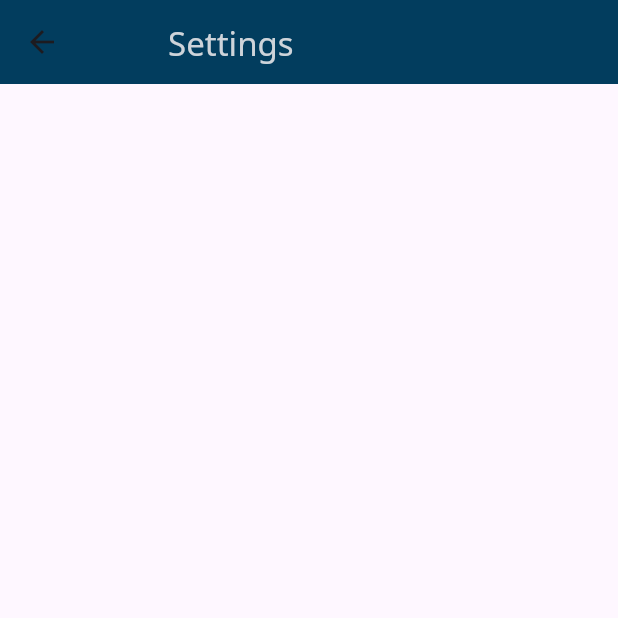
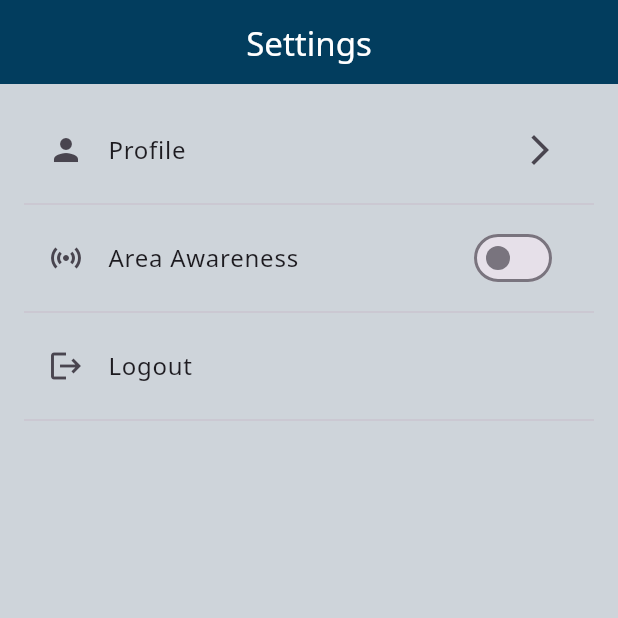
Before and after one commit to Tijanifareed/comms_bridge_frontend, a Flutter app: the SettingsScreen screen opened directly, on a phone screen of 412 x 824 dp, the top half of it. Run offline on Flutter 3.47's test engine with Material 3 defaults, Android fonts, the light colour scheme and no system bars; our stand-ins replace permission_handler, shared_preferences; missing offline and left inert: flutter_sound, jwt_decode; accounts and stored records are empty; network calls fail.

Commit message:
settings page done for now

```diff
--- /dev/null
+++ b/devtools_options.yaml
@@ -0,0 +1,4 @@
+description: This file stores settings for Dart & Flutter DevTools.
+documentation: https://docs.flutter.dev/tools/devtools/extensions#configure-extension-enablement-states
+extensions:
+  - provider: true
--- a/lib/screens/settings_screen.dart
+++ b/lib/screens/settings_screen.dart
@@ -7,25 +7,71 @@ class SettingsScreen extends StatefulWidget {
 }
 
 class _SettingsScreenState extends State<SettingsScreen> {
+  bool _isNotificationsEnabled = false;
+
   @override
   Widget build(BuildContext context) {
     return  Scaffold(
-          appBar: AppBar(
-            title: Text("       Settings",
+        backgroundColor: Color(0xffCED4DA),
+        appBar: AppBar(
+      automaticallyImplyLeading: false,
+      title: Text("Settings",
               style: TextStyle(
-                color: Color(0xffCED4DA),
+
+
+                color: Colors.white,
               ),
-              textAlign: TextAlign.center,
             ),
+
+            centerTitle: true,
             backgroundColor: Color(0xff023d5e),
           ),
           body: Padding(
               padding: const EdgeInsets.all(16.0),
             child: Column(
               crossAxisAlignment: CrossAxisAlignment.stretch,
-              children: [
-                    // ElevatedButton(onPressed: onPressed, child: child)
-              ],
+                children: [
+
+                  ListTile(
+                    leading: Icon(Icons.person), // Icon on the left
+                    title: Text('Profile'), // Main label
+                    trailing: Icon(Icons.arrow_forward_ios), // Arrow on the right
+                    onTap: () {
+                      print("Profile tapped");
+                    },
+                  ),
+                  Divider(),
+                  ListTile(
+                    leading: Icon(Icons.sensors), // Icon on the left
+                    title: Text('Area Awareness'), // Main label
+                    trailing: Switch(
+                      value: _isNotificationsEnabled,
+                      onChanged: (bool value) {
+                        // Step 3: Update the state when the switch is toggled
+                        setState(() {
+                          _isNotificationsEnabled = value;
+                        });
+                        print("Notifications Enabled: $value");
+                      },
+                    ),
+                    onTap: () {
+                      print("Notifications tapped");
+                    },
+                  ),
+                  Divider(),
+
+                  ListTile(
+                    leading: Icon(Icons.logout), // Icon on the left
+                    title: Text('Logout'), // Main label
+                    onTap: () {
+                      print("Login tapped");
+                    },
+                  ),
+                  Divider(), // Divider between items
+
+                  // Another Button
+
+                ],
             ),
           )
     );
--- a/lib/screens/voice_to_text_screen.dart
+++ b/lib/screens/voice_to_text_screen.dart
@@ -186,7 +186,6 @@ class _VoiceToTextScreenState extends State<VoiceToTextScreen> {
                     return Text(
                       'Hey ${snapshot.data}!',
                       style: TextStyle(color: Colors.white, fontSize: 24, fontWeight: FontWeight.bold,),
-
                       textAlign: TextAlign.center,
                     );
                   }
```
Also changed, not shown: lib/screens/home_screen.dart (+4 -3 lines), lib/screens/login_screen.dart (+54 -21 lines), lib/screens/request_reset_password_screen.dart (added, +168 -0 lines), lib/screens/reset_password_screen.dart (+15 -0 lines).
